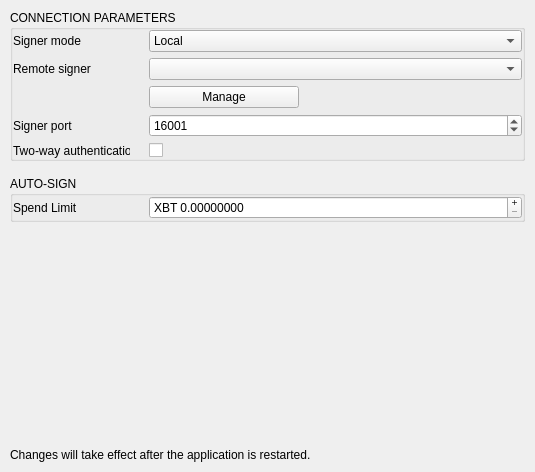
Above: BlockSettleUILib/Settings/SignerSettingsPage.ui from BlockSettle/terminal before the change. Below: the same form after it.
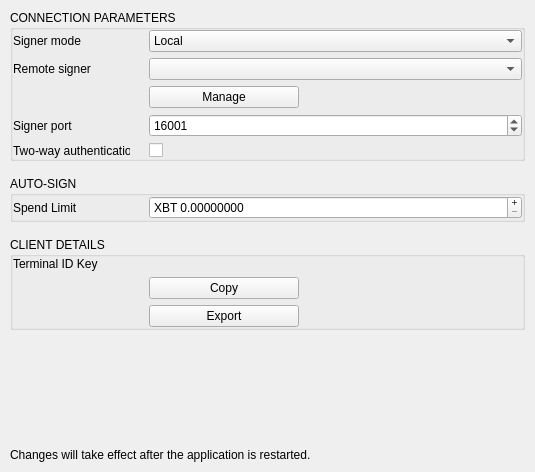
That is the form after the change. Icons and pictures are not drawn.

Commit message: Terminal->Manage encryption - Import of WO wallet. Should state “Watching-Only”, not Auth eID 0 of 0 - We should be able to export the WO file even from terminal here

The edit to the form file:
```diff
--- a/BlockSettleUILib/Settings/SignerSettingsPage.ui
+++ b/BlockSettleUILib/Settings/SignerSettingsPage.ui
@@ -401,6 +401,200 @@
      </layout>
     </widget>
    </item>
+   <item>
+    <widget class="QGroupBox" name="SignerDetailsGroupBox">
+     <property name="minimumSize">
+      <size>
+       <width>0</width>
+       <height>0</height>
+      </size>
+     </property>
+     <property name="title">
+      <string>CLIENT DETAILS</string>
+     </property>
+     <layout class="QVBoxLayout" name="verticalLayout_7">
+      <property name="spacing">
+       <number>6</number>
+      </property>
+      <property name="leftMargin">
+       <number>0</number>
+      </property>
+      <property name="topMargin">
+       <number>0</number>
+      </property>
+      <property name="rightMargin">
+       <number>0</number>
+      </property>
+      <property name="bottomMargin">
+       <number>0</number>
+      </property>
+      <item>
+       <layout class="QHBoxLayout" name="horizontalLayout_17">
+        <item>
+         <widget class="QLabel" name="label_11">
+          <property name="minimumSize">
+           <size>
+            <width>130</width>
+            <height>0</height>
+           </size>
+          </property>
+          <property name="maximumSize">
+           <size>
+            <width>130</width>
+            <height>16777215</height>
+           </size>
+          </property>
+          <property name="text">
+           <string>Terminal ID Key</string>
+          </property>
+          <property name="alignment">
+           <set>Qt::AlignLeading|Qt::AlignLeft|Qt::AlignVCenter</set>
+          </property>
+          <property name="wordWrap">
+           <bool>true</bool>
+          </property>
+         </widget>
+        </item>
+        <item>
+         <widget class="QLabel" name="labelArmoryTerminalKey">
+          <property name="text">
+           <string/>
+          </property>
+          <property name="wordWrap">
+           <bool>true</bool>
+          </property>
+          <property name="whiteLabel" stdset="0">
+           <bool>true</bool>
+          </property>
+         </widget>
+        </item>
+       </layout>
+      </item>
+      <item>
+       <layout class="QHBoxLayout" name="horizontalLayout_18">
+        <item>
+         <widget class="QLabel" name="label_12">
+          <property name="minimumSize">
+           <size>
+            <width>130</width>
+            <height>0</height>
+           </size>
+          </property>
+          <property name="maximumSize">
+           <size>
+            <width>130</width>
+            <height>16777215</height>
+           </size>
+          </property>
+          <property name="text">
+           <string/>
+          </property>
+          <property name="alignment">
+           <set>Qt::AlignLeading|Qt::AlignLeft|Qt::AlignVCenter</set>
+          </property>
+          <property name="wordWrap">
+           <bool>true</bool>
+          </property>
+         </widget>
+        </item>
+        <item>
+         <widget class="QPushButton" name="pushButtonArmoryTerminalKeyCopy">
+          <property name="minimumSize">
+           <size>
+            <width>150</width>
+            <height>0</height>
+           </size>
+          </property>
+          <property name="maximumSize">
+           <size>
+            <width>16777215</width>
+            <height>16777215</height>
+           </size>
+          </property>
+          <property name="text">
+           <string>Copy</string>
+          </property>
+         </widget>
+        </item>
+        <item>
+         <spacer name="horizontalSpacer_4">
+          <property name="orientation">
+           <enum>Qt::Horizontal</enum>
+          </property>
+          <property name="sizeHint" stdset="0">
+           <size>
+            <width>40</width>
+            <height>20</height>
+           </size>
+          </property>
+         </spacer>
+        </item>
+       </layout>
+      </item>
+      <item>
+       <layout class="QHBoxLayout" name="horizontalLayout_19">
+        <item>
+         <widget class="QLabel" name="label_13">
+          <property name="minimumSize">
+           <size>
+            <width>130</width>
+            <height>0</height>
+           </size>
+          </property>
+          <property name="maximumSize">
+           <size>
+            <width>130</width>
+            <height>16777215</height>
+           </size>
+          </property>
+          <property name="text">
+           <string/>
+          </property>
+          <property name="alignment">
+           <set>Qt::AlignLeading|Qt::AlignLeft|Qt::AlignVCenter</set>
+          </property>
+          <property name="wordWrap">
+           <bool>true</bool>
+          </property>
+         </widget>
+        </item>
+        <item>
+         <widget class="QPushButton" name="pushButtonArmoryTerminalKeySave">
+          <property name="minimumSize">
+           <size>
+            <width>150</width>
+            <height>0</height>
+           </size>
+          </property>
+          <property name="maximumSize">
+           <size>
+            <width>150</width>
+            <height>16777215</height>
+           </size>
+          </property>
+          <property name="text">
+           <string>Export</string>
+          </property>
+         </widget>
+        </item>
+        <item>
+         <spacer name="horizontalSpacer_7">
+          <property name="orientation">
+           <enum>Qt::Horizontal</enum>
+          </property>
+          <property name="sizeHint" stdset="0">
+           <size>
+            <width>40</width>
+            <height>20</height>
+           </size>
+          </property>
+         </spacer>
+        </item>
+       </layout>
+      </item>
+     </layout>
+    </widget>
+   </item>
    <item>
     <spacer name="verticalSpacer">
      <property name="orientation">
```
The commit also changes 4 other files.
